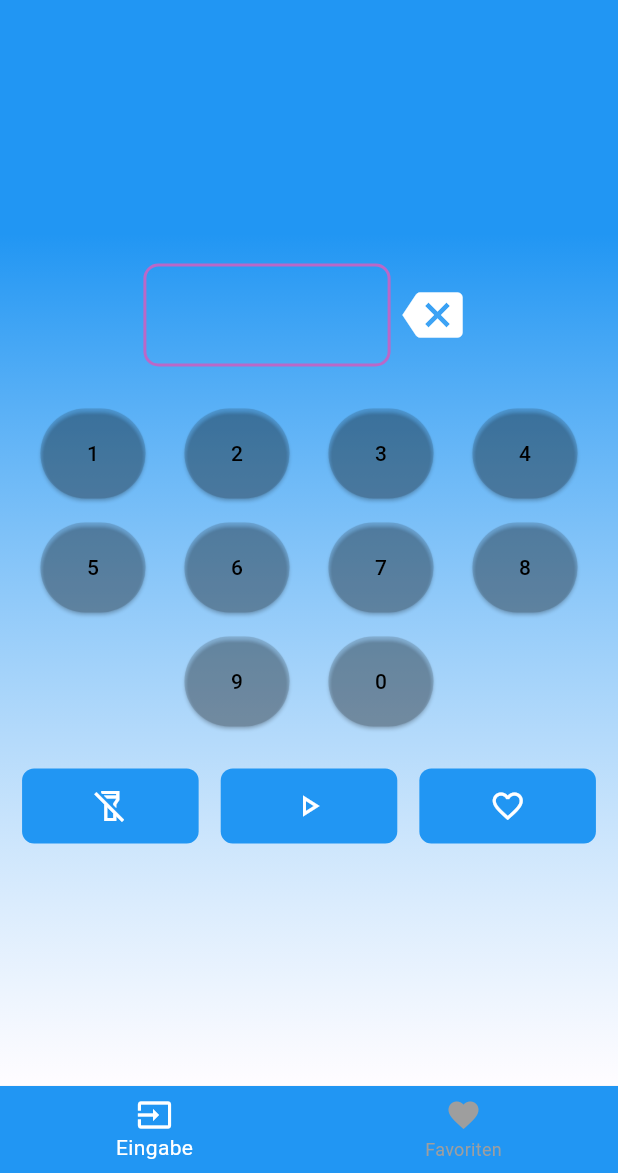
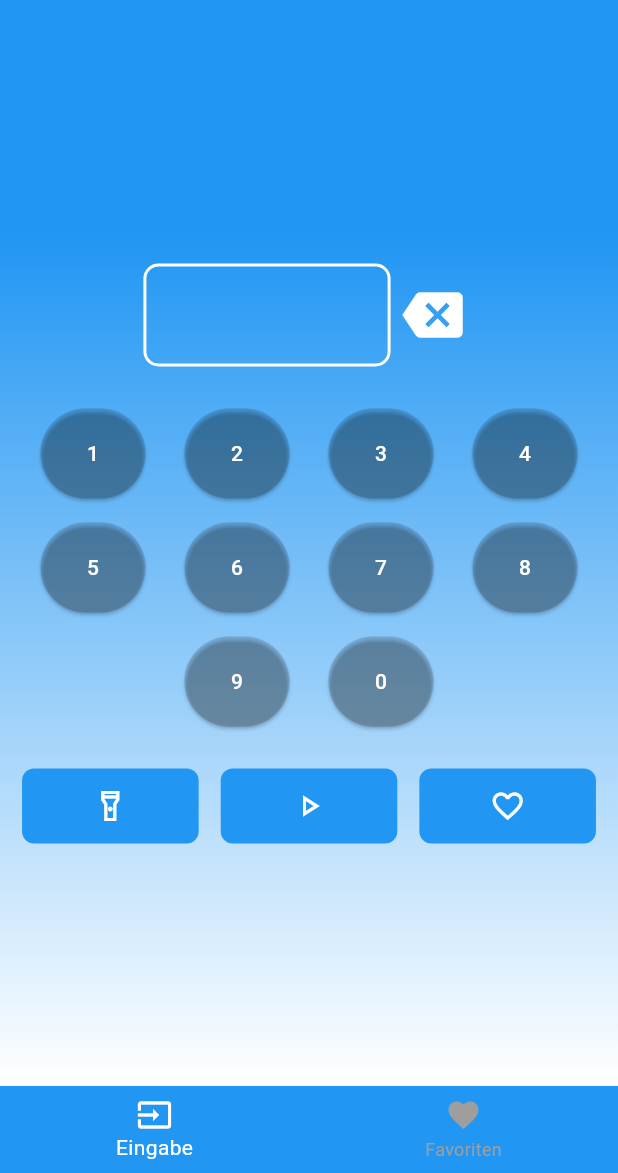
Before and after one commit to matatoMatata94/flash_meter, a Flutter app: the screen it shows after launch, after a tap on the "flashlight on" icon, on a phone screen of 412 x 824 dp, the part 63-1236 px from its top. Run offline on Flutter 3.47's test engine with Material 3 defaults, Android fonts, the phone set to English and light mode, and no system bars; our stand-ins replace shared_preferences; missing offline and left inert: torch_light.

Commit message:
Final Color changes and deleted unnecessary setState

```diff
--- a/lib/view/color/color_constants.dart
+++ b/lib/view/color/color_constants.dart
@@ -9,8 +9,12 @@
   ];
   static List<Color> lightScaffoldBackgroundColor = [
     Colors.blue.shade500,
-    Colors.white70,
+    Colors.white,
   ];
+
+  static Color lightAppBarBackgroundColor = Colors.blue;
+  static Color darkAppBarBackgroundColor = const Color(0xFF1668b4);
+
   static Color lightBottomNavigationBackgroundColor = Colors.blue;
   static Color lightBottomNavigationSelectedItemColor = Colors.white;
   static Color lightBottomNavigationUnselectedItemColor = Colors.grey;
@@ -23,14 +27,14 @@
   static Color darkCustomControlButtonForegroundColor = Colors.white;
   static Color darkCustomControlButtonBackgroundColor = Colors.blue;
 
-  static Color lightInputBoxColor = Colors.black;
-  static Color darkInputBoxColor = Colors.purple.shade300;
+  static Color lightInputBoxColor = Colors.white;
+  static Color darkInputBoxColor = Colors.black;
 
   static Color lightDeleteButtonColor = Colors.white;
   static Color darkDeleteButtonColor = Colors.black;
 
   static Color lightNumberButtonColor = Colors.black12;
-  static Color darkNumberButtonColor = Colors.white70;
-  static Color lightNumberButtonTextColor = Colors.black;
-  static Color darkNumberButtonTextColor = Colors.white;
+  static Color darkNumberButtonColor = const Color(0xFF2484d3);
+  static Color lightNumberButtonTextColor = Colors.white;
+  static Color darkNumberButtonTextColor = const Color(0xFF0f2742);
 }
--- a/lib/view/flash_meter_view.dart
+++ b/lib/view/flash_meter_view.dart
@@ -34,7 +34,9 @@
   Widget build(BuildContext context) {
     return Scaffold(
       appBar: AppBar(
-        backgroundColor: Colors.blue,
+        backgroundColor: widget.controller.isLightMode
+            ? ColorConstants.lightAppBarBackgroundColor
+            : ColorConstants.darkAppBarBackgroundColor,
         title: const Text(
           'FlashMeter',
           style: TextStyle(color: Colors.white),
--- a/lib/view/pages/input_page.dart
+++ b/lib/view/pages/input_page.dart
@@ -50,8 +50,8 @@
                       border: Border.all(
                         width: 2,
                         color: widget.controller.isLightMode
-                            ? ColorConstants.darkInputBoxColor
-                            : ColorConstants.lightInputBoxColor,
+                            ? ColorConstants.lightInputBoxColor
+                            : ColorConstants.darkInputBoxColor,
                       ),
                       borderRadius: BorderRadius.circular(10),
                     ),
@@ -100,9 +100,7 @@
                         ? const Icon(Icons.flashlight_off_outlined)
                         : const Icon(Icons.flashlight_on_outlined),
                     onPressed: () {
-                      setState(() {
-                        widget.controller.switchFlash();
-                      });
+                      widget.controller.switchFlash();
                     },
                     foregroundColor: widget.controller.isLightMode
                         ? ColorConstants.lightCustomControlButtonForegroundColor
```
